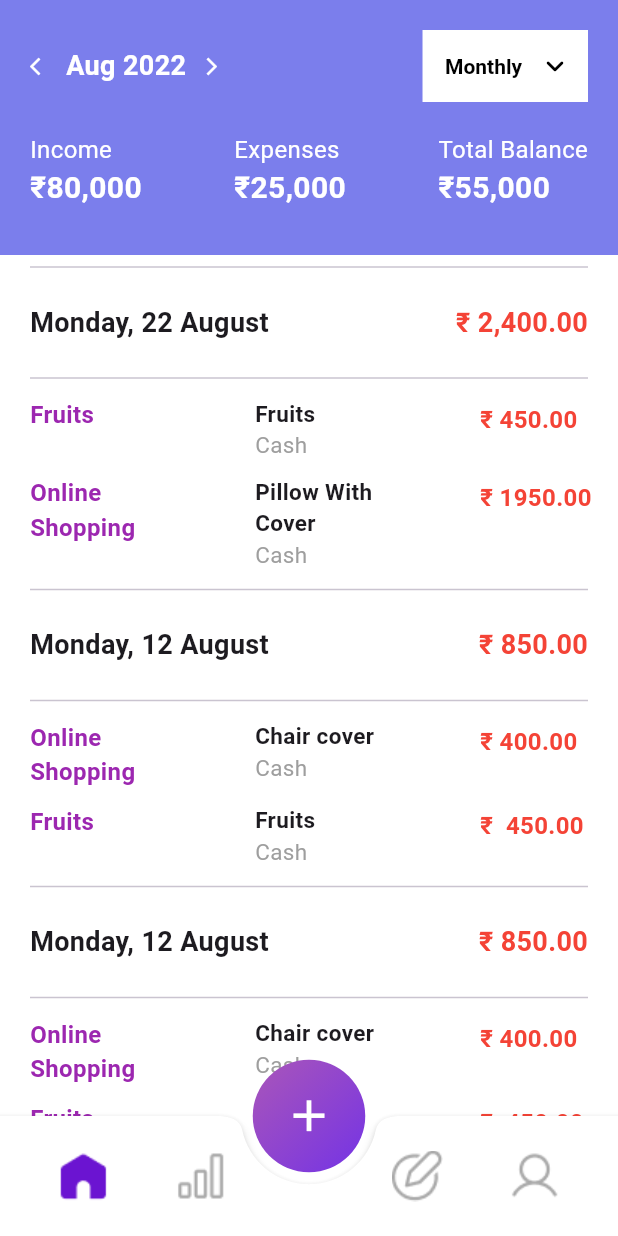
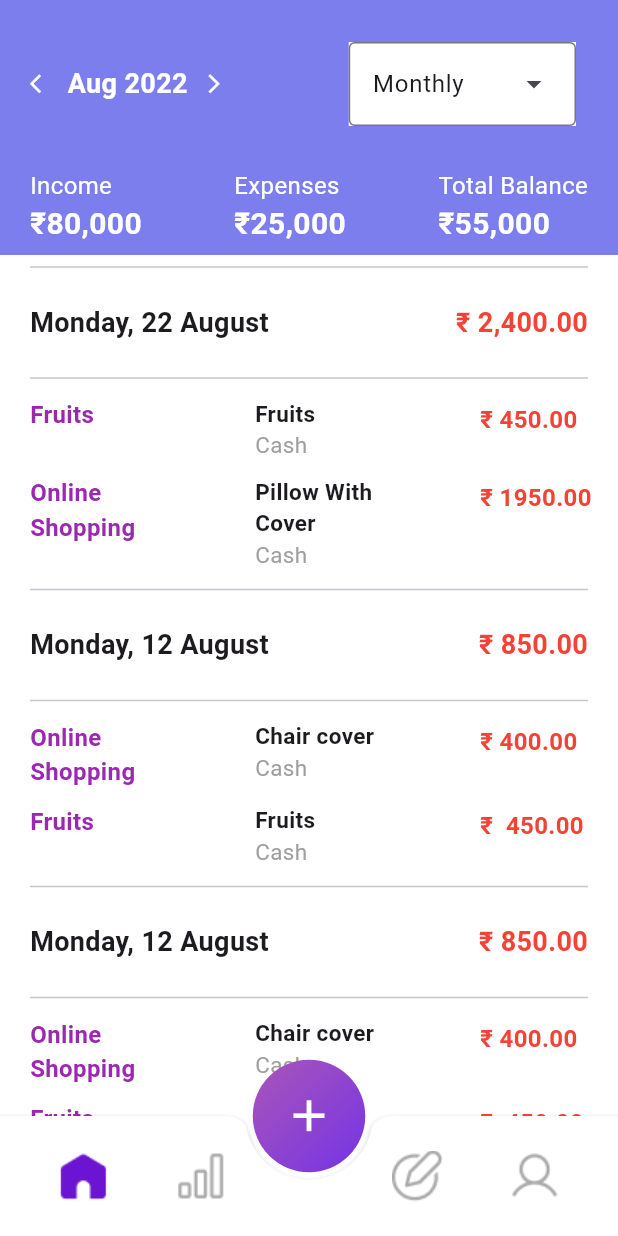
Before and after one commit to mukeshwebethics01/flutter-design, a Flutter app: the screen it shows after launch, after a tap on "Continue with google", on a phone screen of 412 x 824 dp. Run offline on Flutter 3.47's test engine with Material 3 defaults, Android fonts, the phone set to English and light mode, and no system bars; our stand-ins replace simple_gradient_text; missing offline and left inert: dart:ui_web.

Commit message:
improving tabs

```diff
--- /dev/null
+++ b/lib/DateMonth.dart
@@ -0,0 +1,48 @@
+import 'package:flutter/material.dart';
+import 'package:mobiledesign/Dropdown.dart';
+
+class Datemonth extends StatelessWidget {
+  const Datemonth({super.key});
+
+  @override
+  Widget build(BuildContext context) {
+    return const Row(
+      mainAxisAlignment: MainAxisAlignment.spaceBetween,
+      children: [
+        Row(
+          children: [
+            Icon(
+              Icons.arrow_back_ios,
+              color: Colors.white,
+              size: 15,
+            ),
+            SizedBox(
+              width: 10,
+            ),
+            Text(
+              "Aug 2022",
+              style: TextStyle(
+                color: Colors.white,
+                fontSize: 18,
+                fontWeight: FontWeight.w600,
+              ),
+            ),
+            SizedBox(
+              width: 10,
+            ),
+            Icon(
+              Icons.arrow_forward_ios_outlined,
+              color: Colors.white,
+              size: 15,
+            ),
+          ],
+        ),
+        Row(
+          children: [
+            DropdownMenuExample(),
+          ],
+        )
+      ],
+    );
+  }
+}
--- /dev/null
+++ b/lib/Dropdown.dart
@@ -0,0 +1,60 @@
+
+
+import 'package:flutter/material.dart';
+
+
+const List<String> list = <String>['Monthly', 'Two', 'Three', 'Four'];
+
+class DropdownMenuApp extends StatelessWidget {
+  const DropdownMenuApp({super.key});
+
+  @override
+  Widget build(BuildContext context) {
+    return MaterialApp(
+      theme: ThemeData(useMaterial3: true),
+      home: Scaffold(
+        appBar: AppBar(title: const Text('DropdownMenu Sample')),
+        body: const Center(
+          child: DropdownMenuExample(),
+        ),
+      ),
+    );
+  }
+}
+
+class DropdownMenuExample extends StatefulWidget {
+  const DropdownMenuExample({super.key});
+
+  @override
+  State<DropdownMenuExample> createState() => _DropdownMenuExampleState();
+}
+
+class _DropdownMenuExampleState extends State<DropdownMenuExample> {
+  String dropdownValue = list.first;
+
+  @override
+  Widget build(BuildContext context) {
+    return Padding(
+      padding: const EdgeInsets.all(8.0),
+      child: Container(
+        color: Colors.white,
+        child: DropdownMenu<String>(
+          initialSelection: list.first,
+          onSelected: (String? value) {
+            // This is called when the user selects an item.
+            // BorderRadius.circular(20);
+
+            const Icon(Icons.keyboard_arrow_down_outlined);
+            setState(() {
+              dropdownValue = value!;
+            });
+          },
+          dropdownMenuEntries:
+              list.map<DropdownMenuEntry<String>>((String value) {
+            return DropdownMenuEntry<String>(value: value, label: value);
+          }).toList(),
+        ),
+      ),
+    );
+  }
+}
--- a/lib/headingsection.dart
+++ b/lib/headingsection.dart
@@ -10,6 +10,7 @@ class HeadingSection extends StatelessWidget {
   final String headingone;
   final String headingtwo;
   @override
+
   Widget build(BuildContext context) {
     return Padding(
       padding: const EdgeInsets.fromLTRB(0, 20, 0, 0),
--- a/lib/main.dart
+++ b/lib/main.dart
@@ -1,11 +1,13 @@
 import "package:mobiledesign/pages/home.dart";
 import 'package:flutter/material.dart';
+import "package:mobiledesign/pages/status/status.dart";
 import "package:mobiledesign/pages/tansection/tansection.dart";
 
 void main() => runApp(MaterialApp(
       initialRoute: "/",
       routes: {
         "/": (context) => const Home(),
-        "/tansection": (context) => const TanSection()
+        "/tansection": (context) => const TanSection(),
+        "/status": (context) => const Status ()
       },
     ));
--- a/lib/pages/tansection/tansection.dart
+++ b/lib/pages/tansection/tansection.dart
@@ -1,8 +1,11 @@
 import 'dart:ui_web';
 
 import 'package:flutter/cupertino.dart';
+import 'package:flutter/foundation.dart';
 import 'package:flutter/material.dart';
 import 'package:flutter/widgets.dart';
+import 'package:mobiledesign/DateMonth.dart';
+import 'package:mobiledesign/Dropdown.dart';
 
 const List<String> list = <String>['Monthly', 'Two', 'Three', 'Four'];
 
@@ -27,7 +30,7 @@ class TanSection extends StatelessWidget {
         ),
         bottomNavigationBar: BottomAppBar(
           shape: const CircularNotchedRectangle(),
-          notchMargin: 8.0,
+          notchMargin: 5.0,
           color: Colors.white,
           shadowColor: Colors.black,
           child: Row(
@@ -37,12 +40,14 @@ class TanSection extends StatelessWidget {
               IconButton(
                 icon: Image.asset("assets/images/home-f 1-hover.png"),
                 onPressed: () {
+                  Navigator.pushNamed(context, "/tansection");
                   // Handle navigation to Home
                 },
               ),
               IconButton(
                 icon: Image.asset("assets/images/bar-chart 1-hover.png"),
                 onPressed: () {
+                  Navigator.pushNamed(context, "/status");
                   // Handle navigation to Analytics
                 },
               ),
@@ -62,18 +67,13 @@ class TanSection extends StatelessWidget {
             ],
           ),
         ),
-        // floatingActionButton: FloatingActionButton(
-        //   onPressed: () {},
-        //   child: Icon(Icons.add),
-        //   backgroundColor: const Color.fromARGB(255, 170, 86, 185),
-        //   foregroundColor: Colors.white,
-        //   shape: const CircleBorder(),
-        // ),
         floatingActionButton: Container(
           width: 75.0,
           height: 75.0,
           child: RawMaterialButton(
-            onPressed: () {},
+            onPressed: () {
+              Navigator.pushNamed(context, "/status");
+            },
             shape: CircleBorder(),
             child: Icon(
               Icons.add,
@@ -111,46 +111,7 @@ class BalanceCard extends StatelessWidget {
         children: [
           Column(
             crossAxisAlignment: CrossAxisAlignment.stretch,
-            children: [
-              Row(
-                mainAxisAlignment: MainAxisAlignment.spaceBetween,
-                children: [
-                  Row(
-                    children: [
-                      Icon(
-                        Icons.arrow_back_ios,
-                        color: Colors.white,
-                        size: 14,
-                      ),
-                      SizedBox(
-                        width: 10,
-                      ),
-                      Text(
-                        "Aug 2022",
-                        style: TextStyle(
-                          color: Colors.white,
-                          fontSize: 18,
-                          fontWeight: FontWeight.w600,
-                        ),
-                      ),
-                      SizedBox(
-                        width: 10,
-                      ),
-                      Icon(
-                        Icons.arrow_forward_ios_outlined,
-                        color: Colors.white,
-                        size: 14,
-                      ),
-                    ],
-                  ),
-                  Row(
-                    children: [
-                      DropdownMenuExample(),
-                    ],
-                  )
-                ],
-              ),
-            ],
+            children: [Datemonth()],
           ),
           SizedBox(
             height: 20,
@@ -214,55 +175,56 @@ class BalanceCard extends StatelessWidget {
   }
 }
 
-class DropdownMenuExample extends StatefulWidget {
-  const DropdownMenuExample({super.key});
+// class DropdownMenuExample extends StatefulWidget {
+//   const DropdownMenuExample({super.key});
 
-  @override
-  State<DropdownMenuExample> createState() => _DropdownMenuExampleState();
-}
+//   @override
+//   State<DropdownMenuExample> createState() => _DropdownMenuExampleState();
+// }
 
-class _DropdownMenuExampleState extends State<DropdownMenuExample> {
-  String dropdownValue = list.first;
+// class _DropdownMenuExampleState extends State<DropdownMenuExample> {
+//   String dropdownValue = list.first;
 
-  @override
-  Widget build(BuildContext context) {
-    return Container(
-      padding: const EdgeInsets.fromLTRB(5, 0, 10, 0),
-      color: Colors.white,
-      child: DropdownButton<String>(
-        value: dropdownValue,
-        icon: const Icon(
-          Icons.keyboard_arrow_down_rounded,
-          color: Colors.black,
-        ),
-        iconSize: 24, // Adjust the icon size if needed
-        elevation: 16,
-        dropdownColor: Colors.white,
-        style: const TextStyle(
-            color: Colors.black, fontWeight: FontWeight.w600, fontSize: 14),
-        underline: Container(
-          height: 2,
-          color: Colors.transparent,
-        ),
-        onChanged: (String? value) {
-          setState(() {
-            dropdownValue = value!;
-          });
-        },
-        items: list.map<DropdownMenuItem<String>>((String value) {
-          return DropdownMenuItem<String>(
-            value: value,
-            child: Padding(
-              padding: const EdgeInsets.fromLTRB(
-                  10, 0, 10, 0), // Adjust the vertical padding as needed
-              child: Text(value),
-            ),
-          );
-        }).toList(),
-      ),
-    );
-  }
-}
+//   @override
+//   Widget build(BuildContext context) {
+//     return Container(
+//       padding: const EdgeInsets.fromLTRB(5, 0, 10, 0),
+//       color: Colors.white,
+//       child: DropdownButton<String>(
+//         borderRadius: BorderRadius.circular(10),
+//         value: dropdownValue,
+//         icon: const Icon(
+//           Icons.keyboard_arrow_down_rounded,
+//           color: Colors.black,
+//         ),
+//         iconSize: 24, // Adjust the icon size if needed
+//         elevation: 16,
+//         dropdownColor: Colors.white,
+//         style: const TextStyle(
+//             color: Colors.black, fontWeight: FontWeight.w600, fontSize: 14),
+//         underline: Container(
+//           height: 2,
+//           color: Colors.transparent,
+//         ),
+//         onChanged: (String? value) {
+//           setState(() {
+//             dropdownValue = value!;
+//           });
+//         },
+//         items: list.map<DropdownMenuItem<String>>((String value) {
+//           return DropdownMenuItem<String>(
+//             value: value,
+//             child: Padding(
+//               padding: const EdgeInsets.fromLTRB(
+//                   10, 0, 10, 0), // Adjust the vertical padding as needed
+//               child: Text(value),
+//             ),
+//           );
+//         }).toList(),
+//       ),
+//     );
+//   }
+// }
 
 // .....table starting from here..... //
 
```
Also changed, not shown: lib/pages/status/Status.dart (added, +348 -0 lines), assets/images/datagraph-two.PNG (added), assets/images/datagraph.png (added), 1 other file.
